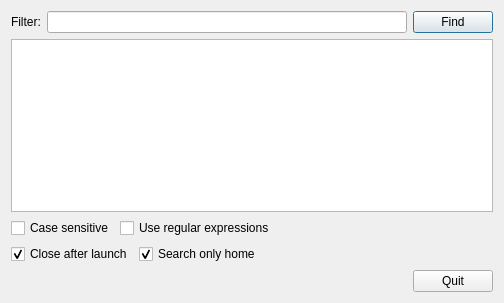
Before: the Qt Designer form dialog.ui in SammyEnigma/qlocate, drawn with Qt 5.
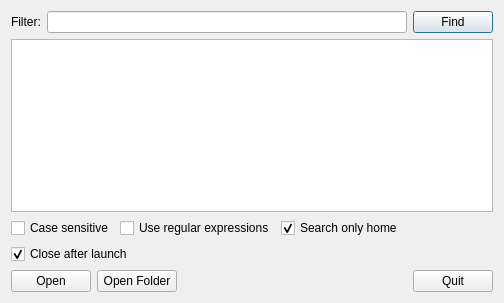
After: the same form once the commit is applied.

What changed in the file:
```diff
--- a/dialog.ui
+++ b/dialog.ui
@@ -57,6 +57,16 @@
        </property>
       </widget>
      </item>
+     <item>
+      <widget class="QCheckBox" name="checkBoxSearchOnlyHome">
+       <property name="text">
+        <string>Search only home</string>
+       </property>
+       <property name="checked">
+        <bool>true</bool>
+       </property>
+      </widget>
+     </item>
      <item>
       <spacer name="horizontalSpacer">
        <property name="orientation">
@@ -84,16 +94,6 @@
        </property>
       </widget>
      </item>
-     <item>
-      <widget class="QCheckBox" name="checkBoxSearchOnlyHome">
-       <property name="text">
-        <string>Search only home</string>
-       </property>
-       <property name="checked">
-        <bool>true</bool>
-       </property>
-      </widget>
-     </item>
      <item>
       <spacer name="horizontalSpacer_2">
        <property name="orientation">
@@ -111,6 +111,20 @@
    </item>
    <item>
     <layout class="QHBoxLayout" name="horizontalLayout_4">
+     <item>
+      <widget class="QPushButton" name="pushButtonOpenFile">
+       <property name="text">
+        <string>Open</string>
+       </property>
+      </widget>
+     </item>
+     <item>
+      <widget class="QPushButton" name="pushButtonOpenFolder">
+       <property name="text">
+        <string>Open Folder</string>
+       </property>
+      </widget>
+     </item>
      <item>
       <spacer name="horizontalSpacer_3">
        <property name="orientation">
```
Left out of the diff: 70 changed lines with no effect on the pictures.
